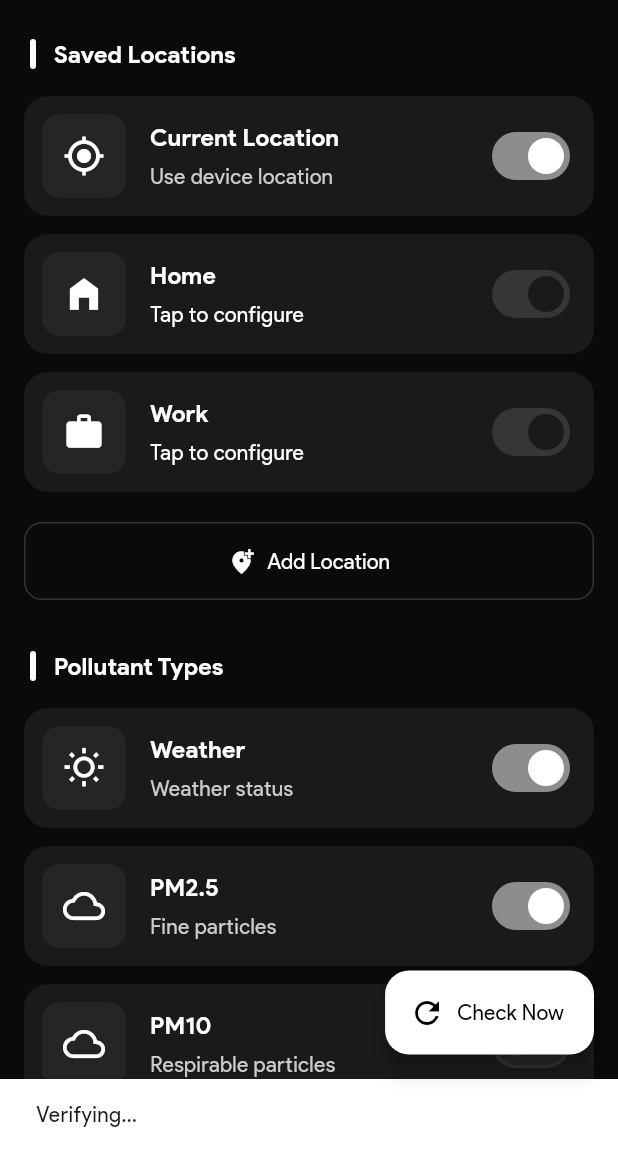
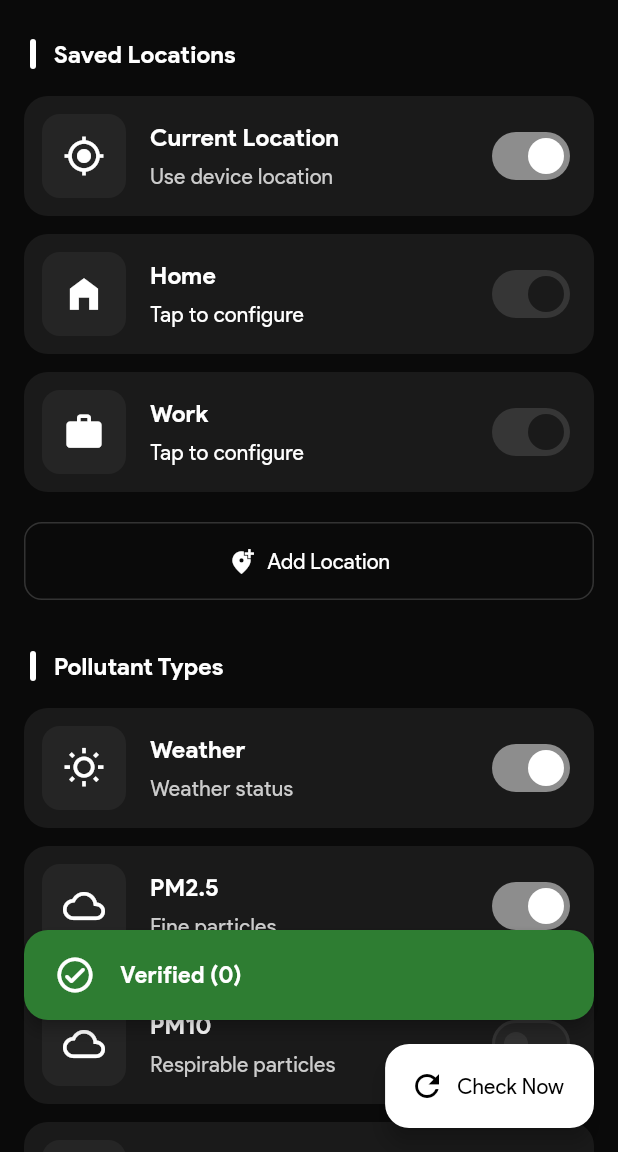
Before and after one commit to UlisesFTP/Aeris-, a Flutter app: the AlertsScreen screen opened directly, after a tap on "Check Now", on a phone screen of 412 x 824 dp, the part 84-1236 px from its top. Run offline on Flutter 3.47's test engine with Material 3 defaults, Android fonts, the light colour scheme and no system bars; our stand-ins replace firebase_core, firebase_messaging, fl_chart, flutter_dotenv, flutter_local_notifications, flutter_map and 4 more; missing offline and left inert: flutter_map_cancellable_tile_provider; accounts and stored records are empty; network calls fail.

Commit message:
Ajuste de mensajes

```diff
--- a/air_quality_flutter/lib/api/api_service.dart
+++ b/air_quality_flutter/lib/api/api_service.dart
@@ -10,7 +10,7 @@ import 'package:shared_preferences/shared_preferences.dart';
 import 'package:flutter_dotenv/flutter_dotenv.dart';
 
 String get flaskBackendUrl {
-  return "http://127.0.0.1:5000/api";
+  return dotenv.env['API_URL'] ?? "http://127.0.0.1:5000/api";
 }
 
 class ApiService {
--- a/air_quality_flutter/lib/screens/alerts_screen.dart
+++ b/air_quality_flutter/lib/screens/alerts_screen.dart
@@ -5,6 +5,7 @@ import '../core/app_state.dart';
 import '../widgets/location_picker_dialog.dart';
 
 import 'package:air_quality_flutter/l10n/app_localizations.dart';
+import '../services/message_service.dart';
 
 class AlertsScreen extends StatelessWidget {
   const AlertsScreen({super.key});
@@ -103,20 +104,10 @@ class AlertsScreen extends StatelessWidget {
           ),
           floatingActionButton: FloatingActionButton.extended(
             onPressed: () async {
-              ScaffoldMessenger.of(context).showSnackBar(
-                SnackBar(
-                  content: Text(l10n.alertsVerifying),
-                  duration: const Duration(seconds: 2),
-                ),
-              );
+              MessageService.showInfo(context, l10n.alertsVerifying);
               final count = await appState.forceCheckAlertLocations();
               if (context.mounted) {
-                ScaffoldMessenger.of(context).showSnackBar(
-                  SnackBar(
-                    content: Text(l10n.alertsVerified(count)),
-                    backgroundColor: Colors.green,
-                  ),
-                );
+                MessageService.showSuccess(context, l10n.alertsVerified(count));
               }
             },
             icon: const Icon(Icons.refresh),
--- a/air_quality_flutter/lib/screens/history_screen.dart
+++ b/air_quality_flutter/lib/screens/history_screen.dart
@@ -5,6 +5,7 @@ import '../core/app_state.dart';
 import 'main_shell.dart';
 
 import 'package:air_quality_flutter/l10n/app_localizations.dart';
+import '../services/message_service.dart';
 
 class HistoryScreen extends StatefulWidget {
   const HistoryScreen({super.key});
@@ -235,9 +236,8 @@ class _HistoryScreenState extends State<HistoryScreen>
             onPressed: () {
               Navigator.pop(ctx);
               context.read<AppState>().removeSavedLocation(location.id!);
-              ScaffoldMessenger.of(context).showSnackBar(
-                SnackBar(content: Text(l10n.historyDeleted(location.name))),
-              );
+              MessageService.showSuccess(
+                  context, l10n.historyDeleted(location.name));
             },
             child: Text(l10n.delete, style: const TextStyle(color: Colors.red)),
           ),
--- /dev/null
+++ b/air_quality_flutter/lib/services/message_service.dart
@@ -0,0 +1,85 @@
+import 'package:flutter/material.dart';
+
+class MessageService {
+  static void showSuccess(BuildContext context, String message) {
+    _showSnackBar(
+      context,
+      message,
+      icon: Icons.check_circle_outline_rounded,
+      backgroundColor: Colors.green.shade800,
+      textColor: Colors.white,
+    );
+  }
+
+  static void showError(BuildContext context, String message) {
+    _showSnackBar(
+      context,
+      message,
+      icon: Icons.error_outline_rounded,
+      backgroundColor: Colors.red.shade900,
+      textColor: Colors.white,
+    );
+  }
+
+  static void showWarning(BuildContext context, String message) {
+    _showSnackBar(
+      context,
+      message,
+      icon: Icons.warning_amber_rounded,
+      backgroundColor: Colors.orange.shade900,
+      textColor: Colors.white,
+    );
+  }
+
+  static void showInfo(BuildContext context, String message) {
+    final theme = Theme.of(context);
+    _showSnackBar(
+      context,
+      message,
+      icon: Icons.info_outline_rounded,
+      backgroundColor: theme.colorScheme.surfaceContainerHighest,
+      textColor: theme.colorScheme.onSurface,
+    );
+  }
+
+  static void _showSnackBar(
+    BuildContext context,
+    String message, {
+    required IconData icon,
+    required Color backgroundColor,
+    required Color textColor,
+  }) {
+    ScaffoldMessenger.of(context).hideCurrentSnackBar();
+    ScaffoldMessenger.of(context).showSnackBar(
+      SnackBar(
+        content: Row(
+          children: [
+            Icon(icon, color: textColor, size: 28),
+            const SizedBox(width: 16),
+            Expanded(
+              child: Text(
+                message,
+                style: TextStyle(
+                  color: textColor,
+                  fontSize: 15,
+                  fontWeight: FontWeight.w600,
+                  letterSpacing: 0.2,
+                  fontFamily: 'ProductSans',
+                ),
+              ),
+            ),
+          ],
+        ),
+        backgroundColor: backgroundColor,
+        behavior: SnackBarBehavior.floating,
+        shape: RoundedRectangleBorder(
+          borderRadius: BorderRadius.circular(16),
+        ),
+        margin: const EdgeInsets.all(16),
+        padding: const EdgeInsets.symmetric(horizontal: 20, vertical: 16),
+        elevation: 4,
+        duration: const Duration(seconds: 4),
+      ),
+    );
+  }
+}
```
Also changed, not shown: air_quality_flutter/lib/screens/map_screen.dart (+7 -11 lines), air_quality_flutter/lib/widgets/location_picker_dialog.dart (+3 -6 lines).
